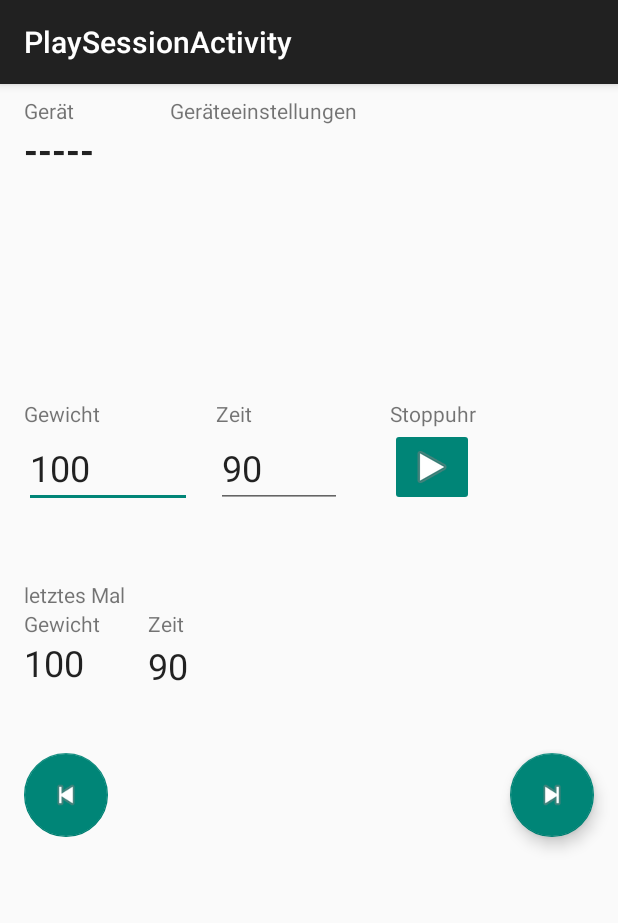
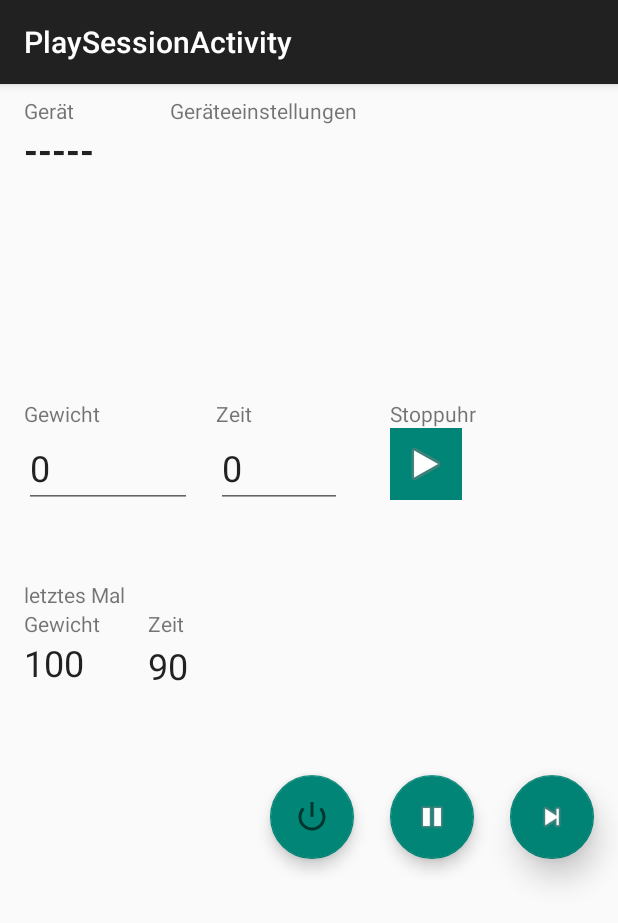
Before and after one commit to rene-anderes/TrejnadoApp, an Android app: the PlaySessionActivity screen opened directly, with no data from a screen before it, on a phone screen of 412 x 824 dp. Shown: the top 923 px of the screen. Run offline under Robolectric (Android 15) with nearby library versions, the phone set to English and light mode, and no system bars; our stand-ins replace Firebase (no records; nobody signed in at launch, a user with empty details on screens opened directly); Roboto replaces fonts that are not available here; 9 statements that could not run were skipped.

Commit message:
Trainingssession

```diff
--- a/trejnadoApp/src/main/AndroidManifest.xml
+++ b/trejnadoApp/src/main/AndroidManifest.xml
@@ -44,7 +44,7 @@
                 android:theme="@style/AppTheme.NoActionBar">
             <meta-data
                     android:name="android.support.PARENT_ACTIVITY"
-                    android:value="org.anderes.app.trejnado.gui.ProgramActivity"/>
+                    android:value="org.anderes.app.trejnado.gui.MainActivity"/>
         </activity>
     </application>
 
--- a/trejnadoApp/src/main/java/org/anderes/app/trejnado/gui/MainActivity.kt
+++ b/trejnadoApp/src/main/java/org/anderes/app/trejnado/gui/MainActivity.kt
@@ -17,11 +17,6 @@ class MainActivity : AppCompatActivity() {
         super.onCreate(savedInstanceState)
         setContentView(R.layout.activity_main)
         setSupportActionBar(main_toolbar)
-
-        play_session_next.setOnClickListener { view ->
-            Snackbar.make(view, "Replace with your own action", Snackbar.LENGTH_LONG)
-                .setAction("Action", null).show()
-        }
 
         program_button.setOnClickListener { view ->
             startActivity(Intent(this, ProgramlistActivity::class.java))
--- a/trejnadoApp/src/main/java/org/anderes/app/trejnado/gui/PlaySessionActivity.kt
+++ b/trejnadoApp/src/main/java/org/anderes/app/trejnado/gui/PlaySessionActivity.kt
@@ -1,9 +1,15 @@
 package org.anderes.app.trejnado.gui
 
+import android.app.Dialog
+import android.content.Context
+import android.content.DialogInterface
 import android.content.Intent
 import android.os.Bundle
 import android.os.Handler
+import android.os.Parcelable
 import android.os.SystemClock
+import android.support.v4.app.DialogFragment
+import android.support.v7.app.AlertDialog
 import android.support.v7.app.AppCompatActivity
 import android.support.v7.widget.RecyclerView
 import android.view.View
@@ -18,9 +24,14 @@ import kotlinx.android.synthetic.main.content_play_session.*
 import org.anderes.app.trejnado.Constants
 import org.anderes.app.trejnado.R
 import org.anderes.app.trejnado.TrainingProgram
+import org.anderes.app.trejnado.TrainingSession
+import org.anderes.app.trejnado.gui.dialog.DialogSessionEndFragment
+import org.anderes.app.trejnado.gui.dialog.DialogSessionPauseFragment
 
 
-class PlaySessionActivity : AppCompatActivity() {
+class PlaySessionActivity() : AppCompatActivity(),
+            DialogSessionEndFragment.DialogSessionEndListener,
+            DialogSessionPauseFragment.DialogSessionPauseListener {
 
     var running: Boolean = false
     var startTime: Long = 0
@@ -46,6 +57,16 @@ class PlaySessionActivity : AppCompatActivity() {
             navigateToUnit(programUnitNo - 1, view)
         }
 
+        play_sesseion_pause.setOnClickListener { view ->
+            val dialog = DialogSessionPauseFragment()
+            dialog.show(supportFragmentManager, "DialogSessionPauseFragment")
+        }
+
+        play_session_end.setOnClickListener { view ->
+            val dialog = DialogSessionEndFragment()
+            dialog.show(supportFragmentManager, "DialogSessionEndFragment")
+        }
+
         val programId = intent.getStringExtra(Constants.PARAM_PROGRAM_ID)
         sessionId = intent.getStringExtra(Constants.PARAM_PROGRAM_SESSION_ID)
         programUnitNo = intent.getIntExtra(Constants.PARAM_PROGRAM_SESSION_UNIT_NO, 0)
@@ -64,11 +85,18 @@ class PlaySessionActivity : AppCompatActivity() {
                     val session = trainingProgram.findSessionById(sessionId)!!
                     settinglistView.adapter = SettinglistAdapter(session.units[programUnitNo].machine!!.settings)
                     play_session_machine_id.text =session.units[programUnitNo].machine!!.name
-                    play_session_next.isEnabled = programUnitNo < trainingProgram.machines.size
-                    if (programUnitNo > 0) {
-                        play_session_prev.isEnabled = true
+                    val playNext = findViewById<ImageButton>(R.id.play_session_next)
+                    if (isLastUnit()) {
+                        playNext.visibility = View.INVISIBLE
                     } else {
-                        play_session_prev.isEnabled = false
+                        playNext.visibility = View.VISIBLE
+                    }
+                    play_session_next.isEnabled = !isLastUnit()
+                    val playPrev = findViewById<ImageButton>(R.id.play_session_prev)
+                    if (isFirstUnit()) {
+                        playPrev.visibility = View.INVISIBLE
+                    } else {
+                        playPrev.visibility = View.VISIBLE
                     }
                     time.text = session.units[programUnitNo].duration.toString()
                     wight.text = session.units[programUnitNo].weight.toString()
@@ -87,6 +115,14 @@ class PlaySessionActivity : AppCompatActivity() {
             }
             running = !running
         }
+    }
+
+    private fun isLastUnit(): Boolean {
+        return programUnitNo >= trainingProgram.machines.size - 1
+    }
+
+    private fun isFirstUnit(): Boolean {
+        return programUnitNo <= 0
     }
 
     private fun runTimer() {
@@ -115,15 +151,42 @@ class PlaySessionActivity : AppCompatActivity() {
         intent.putExtra(Constants.PARAM_PROGRAM_ID, trainingProgram.key)
         intent.putExtra(Constants.PARAM_PROGRAM_SESSION_ID, sessionId)
         intent.putExtra(Constants.PARAM_PROGRAM_SESSION_UNIT_NO, targeUnitNo)
+        saveTrainingSession()
+        context.startActivity(intent)
+    }
 
-        //if (time.isDirty || wight.isDirty) {
+    private fun saveTrainingSession() {
         val session = trainingProgram.findSessionById(sessionId)!!
         session.units[programUnitNo].duration = Integer.parseInt(time.text.toString())
         session.units[programUnitNo].weight = Integer.parseInt(wight.text.toString())
         databaseRef.child(Constants.TRAINING_PROGRAM_CHILD)
             .child(trainingProgram.key!!)
             .setValue(trainingProgram)
-        //}
-        context.startActivity(intent)
+    }
+
+    override fun onSessionEndYesClick(dialog: DialogFragment) {
+        val session: TrainingSession? = trainingProgram.findSessionById(sessionId)
+        session?.done = true
+        saveTrainingSession()
+        val intent = Intent(this, MainActivity::class.java)
+        startActivity(intent)
+    }
+
+    override fun onSessionEndNoClick(dialog: DialogFragment) {
+        val session: TrainingSession? = trainingProgram.findSessionById(sessionId)
+        session?.done = false
+    }
+
+    override fun onSessionPauseYesClick(dialog: DialogFragment) {
+        val session: TrainingSession? = trainingProgram.findSessionById(sessionId)
+        session?.done = true
+        saveTrainingSession()
+        val intent = Intent(this, MainActivity::class.java)
+        startActivity(intent)
+    }
+
+    override fun onSessionPauseNoClick(dialog: DialogFragment) {
+        val session: TrainingSession? = trainingProgram.findSessionById(sessionId)
+        session?.done = false
     }
 }
--- a/trejnadoApp/src/main/res/layout/content_main.xml
+++ b/trejnadoApp/src/main/res/layout/content_main.xml
@@ -6,4 +6,5 @@
           android:layout_width="match_parent"
           android:layout_height="match_parent"
           app:layout_behavior="@string/appbar_scrolling_view_behavior"
-          tools:layout="@layout/fragment_main"/>
+          tools:layout="@layout/fragment_main"
+          />
--- a/trejnadoApp/src/main/res/layout/content_play_session.xml
+++ b/trejnadoApp/src/main/res/layout/content_play_session.xml
@@ -34,7 +34,8 @@
             android:layout_height="wrap_content"
             android:layout_width="wrap_content"
             android:inputType="textPersonName"
-            android:text="100"
+            android:selectAllOnFocus="true"
+            android:text="0"
             android:ems="4"
             android:id="@+id/play_session_edit_wight"
             app:layout_constraintStart_toStartOf="@+id/play_session_weight_desc"
@@ -50,7 +51,8 @@
             android:layout_width="wrap_content"
             android:layout_height="wrap_content"
             android:inputType="textPersonName"
-            android:text="90"
+            android:selectAllOnFocus="true"
+            android:text="0"
             android:ems="3"
             android:id="@+id/play_session_edit_time"
             app:layout_constraintStart_toStartOf="@+id/play_session_time_desc"
@@ -64,8 +66,10 @@
             android:text="@string/text_lasttime"
             android:layout_width="wrap_content"
             android:layout_height="wrap_content"
-            android:id="@+id/textView6" android:layout_marginTop="48dp"
-            app:layout_constraintTop_toBottomOf="@+id/play_session_edit_wight" app:layout_constraintStart_toStartOf="@+id/left_space"
+            android:id="@+id/textView6"
+            android:layout_marginTop="48dp"
+            app:layout_constraintTop_toBottomOf="@+id/play_session_edit_wight"
+            app:layout_constraintStart_toStartOf="@+id/left_space"
     />
     <TextView
             android:text="100"
@@ -100,13 +104,12 @@
                                           android:id="@+id/left_space" app:layout_constraintGuide_begin="16dp"
                                           android:orientation="vertical"/>
     <ImageButton
-            android:layout_width="wrap_content"
-            android:layout_height="wrap_content" app:srcCompat="@android:drawable/ic_media_play"
+            app:srcCompat="@android:drawable/ic_media_play"
             android:id="@+id/play_session_stopwatch_button"
             app:layout_constraintStart_toEndOf="@+id/play_session_edit_time"
             android:layout_marginStart="32dp"
-            app:layout_constraintTop_toBottomOf="@+id/play_session_stopwatch_desc" android:elevation="0dp"
-            android:backgroundTint="@color/accent_material_light"/>
+            app:layout_constraintTop_toBottomOf="@+id/play_session_stopwatch_desc"
+            android:elevation="0dp" style="@style/TrejnadoSquareButton"/>
     <TextView
             android:text="@string/text_stopwatch"
             android:layout_width="wrap_content"
@@ -132,7 +135,7 @@
     <android.support.constraint.Guideline
             android:orientation="horizontal"
             android:layout_width="wrap_content"
-            android:layout_height="wrap_content" app:layout_constraintGuide_begin="430dp" android:id="@+id/guideline"
+            android:layout_height="wrap_content" app:layout_constraintGuide_begin="445dp" android:id="@+id/guideline"
             app:layout_constraintTop_toTopOf="parent" android:layout_marginTop="430dp"
             app:layout_constraintStart_toStartOf="parent"/>
     <android.support.design.widget.FloatingActionButton
@@ -147,7 +150,30 @@
             android:id="@+id/play_session_next"
             android:layout_width="wrap_content"
             android:layout_height="wrap_content"
-            app:srcCompat="@android:drawable/ic_media_next" android:layout_marginTop="16dp"
+            app:srcCompat="@android:drawable/ic_media_next"
+            android:layout_marginTop="16dp"
             app:layout_constraintTop_toTopOf="@+id/guideline"
-            android:layout_marginEnd="16dp" app:layout_constraintEnd_toEndOf="parent"/>
+            android:layout_marginEnd="16dp"
+            app:layout_constraintEnd_toEndOf="parent"
+            android:focusable="true"
+            android:focusableInTouchMode="true"	>
+        <requestFocus/>
+    </android.support.design.widget.FloatingActionButton>
+    <android.support.design.widget.FloatingActionButton
+            android:layout_width="wrap_content"
+            android:layout_height="wrap_content"
+            app:srcCompat="@android:drawable/ic_lock_power_off"
+            android:id="@+id/play_session_end"
+            app:layout_constraintEnd_toStartOf="@+id/play_sesseion_pause"
+            android:layout_marginEnd="24dp"
+            app:layout_constraintTop_toTopOf="@+id/play_sesseion_pause"/>
+    <android.support.design.widget.FloatingActionButton
+            android:layout_width="wrap_content"
+            android:layout_height="wrap_content"
+            app:srcCompat="@android:drawable/ic_media_pause"
+            android:id="@+id/play_sesseion_pause"
+            android:layout_marginTop="16dp"
+            app:layout_constraintTop_toTopOf="@+id/guideline"
+            android:layout_marginEnd="24dp"
+            app:layout_constraintEnd_toStartOf="@+id/play_session_next"/>
 </android.support.constraint.ConstraintLayout>
--- a/trejnadoApp/src/main/res/values/colors.xml
+++ b/trejnadoApp/src/main/res/values/colors.xml
@@ -2,5 +2,5 @@
 <resources>
     <color name="colorPrimary">#008577</color>
     <color name="colorPrimaryDark">#00574b</color>
-    <color name="colorAccent">#D81B60</color>
+    <color name="colorAccent">#d81b60</color>
 </resources>
--- a/trejnadoApp/src/main/res/values/dimens.xml
+++ b/trejnadoApp/src/main/res/values/dimens.xml
@@ -1,4 +1,5 @@
 <resources>
     <dimen name="fab_margin">16dp</dimen>
+    <dimen name="trejnado_button">48dp</dimen>
     <dimen name="trejnado_font_large">24sp</dimen>
 </resources>
--- a/trejnadoApp/src/main/res/values/strings.xml
+++ b/trejnadoApp/src/main/res/values/strings.xml
@@ -10,4 +10,8 @@
     <string name="text_time">Zeit</string>
     <string name="text_lasttime">letztes Mal</string>
     <string name="text_stopwatch">Stoppuhr</string>
+    <string name="text_yes">Ja</string>
+    <string name="text_no">Nein</string>
+    <string name="text_dialog_session_end">Möchtest Du die Trainingssession beenden?</string>
+    <string name="text_dialog_session_pause">Möchtest Du die Trainingssession pausieren?</string>
 </resources>
--- a/trejnadoApp/src/main/res/values/styles.xml
+++ b/trejnadoApp/src/main/res/values/styles.xml
@@ -27,4 +27,19 @@
         <item name="android:textSize">@dimen/trejnado_font_large</item>
     </style>
 
+    <style name="TrejnadoSquareButton">
+        <item name="android:textSize">@dimen/trejnado_font_large</item>
+        <item name="android:background">@color/colorPrimary</item>
+        <item name="android:layout_width">@dimen/trejnado_button</item>
+        <item name="android:layout_height">@dimen/trejnado_button</item>
+    </style>
+    <style name="TrejnadoButton">
+        <item name="android:textSize">@dimen/trejnado_font_large</item>
+        <item name="android:background">@color/colorPrimary</item>
+        <item name="android:textColor">#FFFFFF</item>
+        <item name="android:layout_width">wrap_content</item>
+        <item name="android:layout_height">wrap_content</item>
+        <item name="android:padding">8dp</item>
+    </style>
+
 </resources>
```
Also changed, not shown: trejnadoApp/src/main/java/org/anderes/app/trejnado/gui/dialog/DialogSessionEndFragment.kt (added, +43 -0 lines), trejnadoApp/src/main/java/org/anderes/app/trejnado/gui/dialog/DialogSessionPauseFragment.kt (added, +43 -0 lines), trejnadoApp/src/main/res/drawable/ic_fitness.xml (added, +5 -0 lines), trejnadoApp/src/main/res/layout/activity_main.xml (+0 -8 lines), trejnadoApp/src/main/res/layout/fragment_main.xml (+10 -13 lines).
